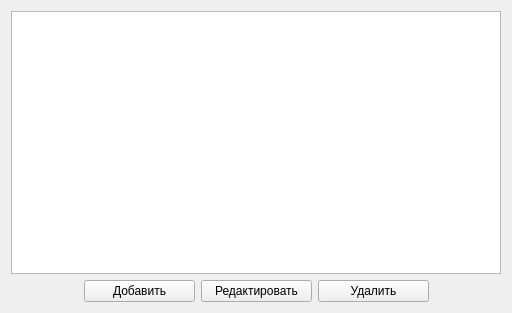
Old version of the form listeditorwidget.ui in the repository QtWorks/VirtualClientDialogEditor.
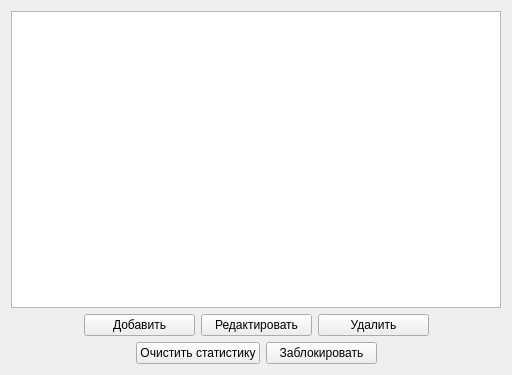
New version of the form.

```diff
--- a/listeditorwidget.ui
+++ b/listeditorwidget.ui
@@ -7,7 +7,7 @@
     <x>0</x>
     <y>0</y>
     <width>512</width>
-    <height>313</height>
+    <height>375</height>
    </rect>
   </property>
   <property name="windowTitle">
@@ -93,6 +93,82 @@
      </item>
     </layout>
    </item>
+   <item>
+    <widget class="QWidget" name="additionalButtonsWidget" native="true">
+     <property name="sizePolicy">
+      <sizepolicy hsizetype="Preferred" vsizetype="Minimum">
+       <horstretch>0</horstretch>
+       <verstretch>0</verstretch>
+      </sizepolicy>
+     </property>
+     <layout class="QHBoxLayout" name="additionalButtonsHLayout">
+      <property name="leftMargin">
+       <number>0</number>
+      </property>
+      <property name="topMargin">
+       <number>0</number>
+      </property>
+      <property name="rightMargin">
+       <number>0</number>
+      </property>
+      <property name="bottomMargin">
+       <number>0</number>
+      </property>
+      <item>
+       <spacer name="horizontalSpacer_4">
+        <property name="orientation">
+         <enum>Qt::Horizontal</enum>
+        </property>
+        <property name="sizeHint" stdset="0">
+         <size>
+          <width>40</width>
+          <height>20</height>
+         </size>
+        </property>
+       </spacer>
+      </item>
+      <item>
+       <widget class="QPushButton" name="cleanupStatisticsButton">
+        <property name="minimumSize">
+         <size>
+          <width>111</width>
+          <height>0</height>
+         </size>
+        </property>
+        <property name="text">
+         <string>Очистить статистику</string>
+        </property>
+       </widget>
+      </item>
+      <item>
+       <widget class="QPushButton" name="banButton">
+        <property name="minimumSize">
+         <size>
+          <width>111</width>
+          <height>0</height>
+         </size>
+        </property>
+        <property name="text">
+         <string>Заблокировать</string>
+        </property>
+       </widget>
+      </item>
+      <item>
+       <spacer name="horizontalSpacer_3">
+        <property name="orientation">
+         <enum>Qt::Horizontal</enum>
+        </property>
+        <property name="sizeHint" stdset="0">
+         <size>
+          <width>40</width>
+          <height>20</height>
+         </size>
+        </property>
+       </spacer>
+      </item>
+     </layout>
+    </widget>
+   </item>
   </layout>
  </widget>
  <resources/>
```
